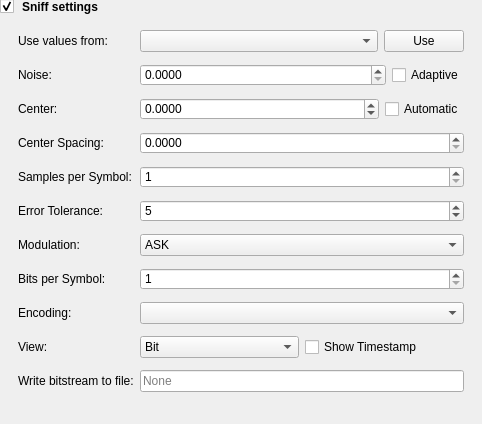
This is data/ui/send_recv_sniff_settings.ui in jopohl/urh as Qt 5 draws it before an edit. The edited form follows.
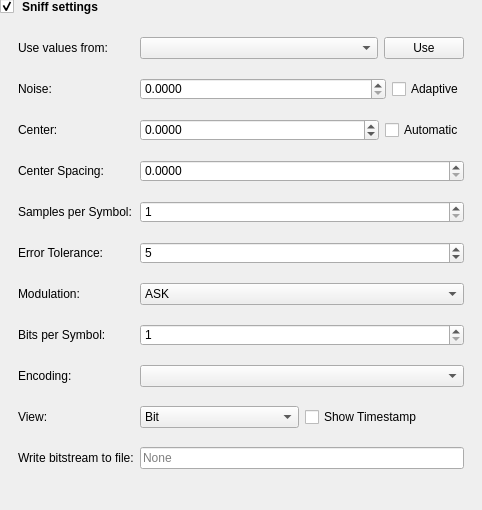
This is the edited form. Icons and pictures are not drawn.

```diff
--- a/data/ui/send_recv_sniff_settings.ui
+++ b/data/ui/send_recv_sniff_settings.ui
@@ -7,7 +7,7 @@
     <x>0</x>
     <y>0</y>
     <width>482</width>
-    <height>424</height>
+    <height>510</height>
    </rect>
   </property>
   <property name="windowTitle">
@@ -350,7 +350,7 @@
             <number>1</number>
            </property>
            <property name="maximum">
-            <number>256</number>
+            <number>10</number>
            </property>
           </widget>
          </item>
```
